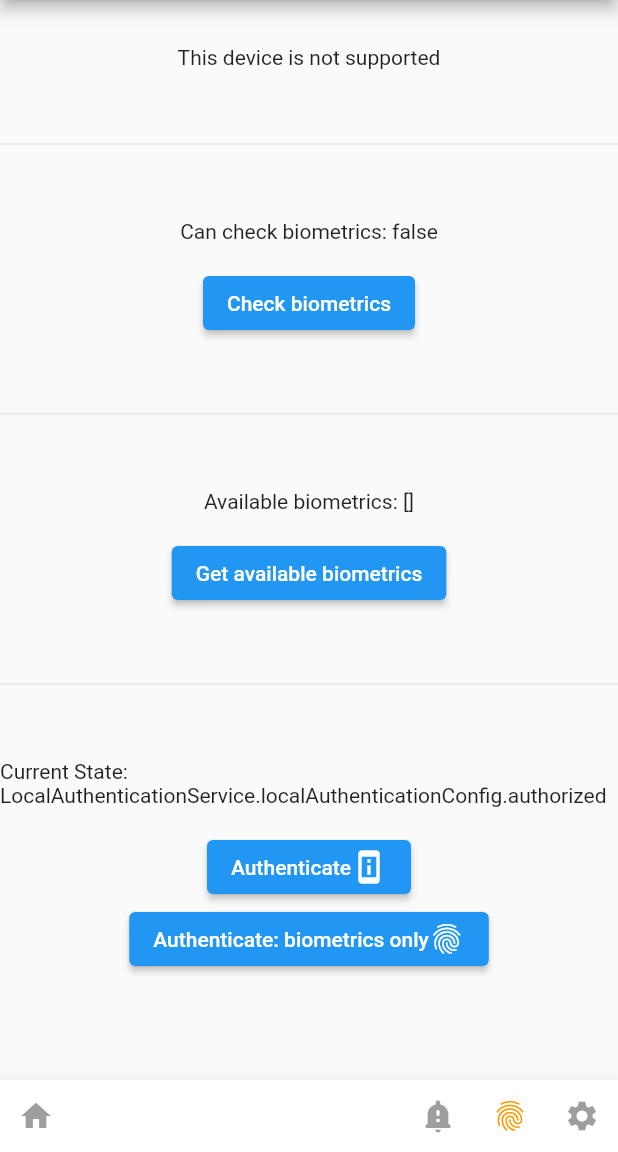
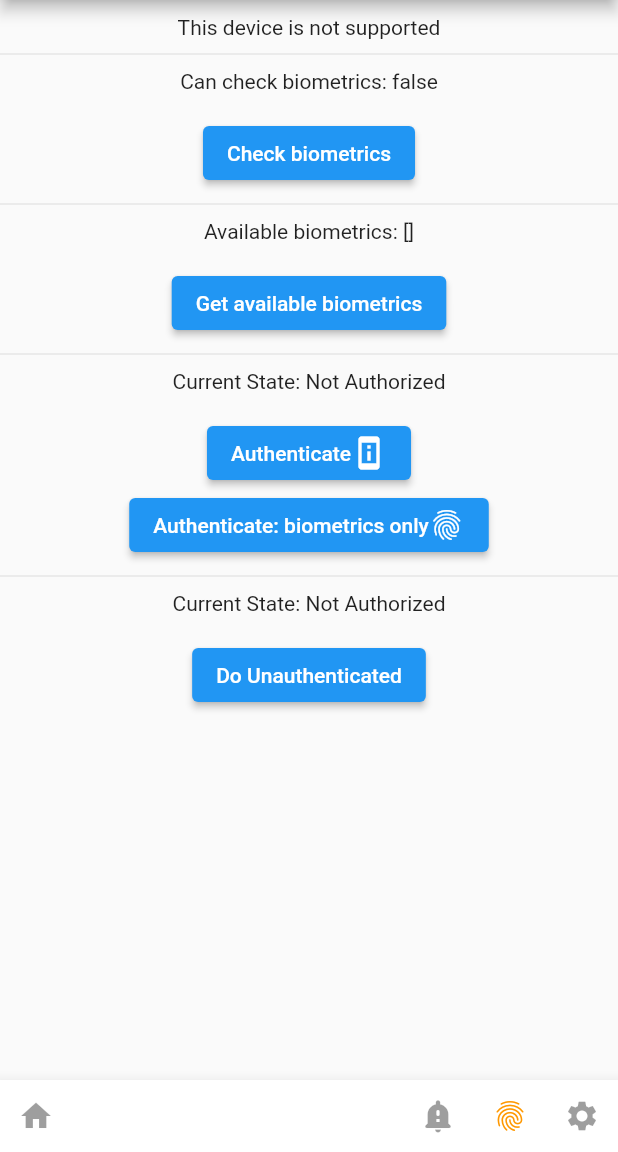
Before and after one commit to sipergod/message, a Flutter app: the LocalAuthenticationPage screen opened by its route, on a phone screen of 412 x 824 dp, the part 84-1236 px from its top. Run offline on Flutter 3.47's test engine with Material 2 defaults, Android fonts, the phone set to English and light mode, and no system bars; our stand-ins replace firebase_analytics, firebase_core, firebase_messaging, flutter_local_notifications, google_maps_flutter, local_auth and 2 more; accounts and stored records are empty.

Commit message:
update local authentication

```diff
--- a/lib/Component/LocalAuthenticationConfig.dart
+++ b/lib/Component/LocalAuthenticationConfig.dart
@@ -1,16 +1,20 @@
+import 'package:flutter/material.dart';
 import 'package:flutter/services.dart';
 import 'package:local_auth/local_auth.dart';
 import 'package:message/Static/Enum/AuthenticationSupportState.dart';
 
 class LocalAuthenticationConfig {
-  LocalAuthenticationConfig({required this.localAuthentication}) : super();
+  LocalAuthenticationConfig({required this.localAuthentication, this.state})
+      : super();
 
   final LocalAuthentication localAuthentication;
 
+  State? state;
   AuthenticationSupportState supportState = AuthenticationSupportState.unknown;
   bool canCheckBiometrics = false;
   List<BiometricType> availableBiometrics = [];
   String authorized = 'Not Authorized';
+  bool isAuthorized = false;
   bool isAuthenticating = false;
 
   void initialize() {
@@ -56,34 +60,40 @@ class LocalAuthenticationConfig {
   Future<void> authenticate() async {
     bool authenticated = false;
     try {
+      state!.setState(() {
         isAuthenticating = true;
         authorized = 'Authenticating';
-
+      });
       authenticated = await localAuthentication.authenticate(
         localizedReason: 'Let OS determine authentication method',
         useErrorDialogs: true,
         stickyAuth: true,
       );
-
+      state!.setState(() {
         isAuthenticating = false;
+      });
     } on PlatformException catch (e) {
       print(e);
-
+      state!.setState(() {
         isAuthenticating = false;
         authorized = "Error - ${e.message}";
-
+        isAuthorized = false;
+      });
       return;
     }
-
+    state!.setState(() {
       authorized = authenticated ? 'Authorized' : 'Not Authorized';
+      isAuthorized = authenticated;
+    });
   }
 
   Future<void> authenticateWithBiometrics() async {
     bool authenticated = false;
     try {
+      state!.setState(() {
         isAuthenticating = true;
         authorized = 'Authenticating';
-
+      });
       authenticated = await localAuthentication.authenticate(
         localizedReason:
             'Scan your fingerprint (or face or whatever) to authenticate',
@@ -91,25 +101,38 @@ class LocalAuthenticationConfig {
         stickyAuth: true,
         biometricOnly: true,
       );
-
+      state!.setState(() {
         isAuthenticating = false;
         authorized = 'Authenticating';
+      });
     } on PlatformException catch (e) {
       print(e);
-
+      state!.setState(() {
         isAuthenticating = false;
         authorized = "Error - ${e.message}";
+        isAuthorized = false;
+      });
 
       return;
     }
 
     final String message = authenticated ? 'Authorized' : 'Not Authorized';
+    isAuthorized = authenticated;
 
     authorized = message;
   }
 
   void cancelAuthentication() async {
     await localAuthentication.stopAuthentication();
+    state!.setState(() {
       isAuthenticating = false;
+    });
+  }
+
+  void returnUnauthenticated() async {
+    state!.setState(() {
+      authorized = 'Not Authorized';
+      isAuthorized = false;
+    });
   }
 }
--- a/lib/Page/LocalAuthenticationPage.dart
+++ b/lib/Page/LocalAuthenticationPage.dart
@@ -15,6 +15,8 @@ class LocalAuthenticationPageState extends State<LocalAuthenticationPage> {
   @override
   void initState() {
     super.initState();
+
+    LocalAuthenticationService.localAuthenticationConfig.state = this;
   }
 
   @override
@@ -27,7 +29,7 @@ class LocalAuthenticationPageState extends State<LocalAuthenticationPage> {
 
   Widget buildBody() {
     return ListView(
-      padding: const EdgeInsets.only(top: 30),
+      padding: const EdgeInsets.only(top: 10),
       children: [
         Column(
           mainAxisAlignment: MainAxisAlignment.center,
@@ -42,7 +44,7 @@ class LocalAuthenticationPageState extends State<LocalAuthenticationPage> {
               Text("This device is supported")
             else
               Text("This device is not supported"),
-            Divider(height: 100),
+            Divider(height: 20),
             Text(
                 'Can check biometrics: ${LocalAuthenticationService.localAuthenticationConfig.canCheckBiometrics}\n'),
             ElevatedButton(
@@ -50,7 +52,7 @@ class LocalAuthenticationPageState extends State<LocalAuthenticationPage> {
               onPressed: LocalAuthenticationService
                   .localAuthenticationConfig.checkBiometrics,
             ),
-            Divider(height: 100),
+            Divider(height: 20),
             Text(
                 'Available biometrics: ${LocalAuthenticationService.localAuthenticationConfig.availableBiometrics}\n'),
             ElevatedButton(
@@ -58,9 +60,9 @@ class LocalAuthenticationPageState extends State<LocalAuthenticationPage> {
               onPressed: LocalAuthenticationService
                   .localAuthenticationConfig.getAvailableBiometrics,
             ),
-            Divider(height: 100),
+            Divider(height: 20),
             Text(
-                'Current State: $LocalAuthenticationService.localAuthenticationConfig.authorized\n'),
+                'Current State: ${LocalAuthenticationService.localAuthenticationConfig.authorized}\n'),
             (LocalAuthenticationService
                     .localAuthenticationConfig.isAuthenticating)
                 ? ElevatedButton(
@@ -104,6 +106,14 @@ class LocalAuthenticationPageState extends State<LocalAuthenticationPage> {
                       ),
                     ],
                   ),
+            Divider(height: 20),
+            Text(
+                'Current State: ${LocalAuthenticationService.localAuthenticationConfig.authorized}\n'),
+            ElevatedButton(
+              child: const Text('Do Unauthenticated'),
+              onPressed: LocalAuthenticationService
+                  .localAuthenticationConfig.returnUnauthenticated,
+            ),
           ],
         ),
       ],
--- a/lib/Template/BottomNavBarTemplate.dart
+++ b/lib/Template/BottomNavBarTemplate.dart
@@ -52,35 +52,35 @@ class BottomNavBarTemplateState extends State<BottomNavBarTemplate> {
         mainAxisAlignment: MainAxisAlignment.spaceEvenly,
         children: [
           IconButton(
-            color: checkIndex(0),
+            color: setActive(0),
             tooltip: 'Home',
             onPressed: () {
-              Navigator.pushReplacementNamed(context, '/');
+              setPressFunc(0, '/');
             },
             icon: Icon(Icons.home),
           ),
           Spacer(),
           IconButton(
-            color: checkIndex(1),
+            color: setActive(1),
             tooltip: 'Notification',
             onPressed: () {
-              Navigator.pushReplacementNamed(context, '/notification');
+              setPressFunc(1, '/notification');
             },
             icon: Icon(Icons.notification_important_rounded),
           ),
           IconButton(
-            color: checkIndex(2),
+            color: setActive(2),
             tooltip: 'Authentication',
             onPressed: () {
-              Navigator.pushReplacementNamed(context, '/authentication');
+              setPressFunc(2, '/authentication');
             },
             icon: Icon(Icons.fingerprint),
           ),
           IconButton(
-            color: checkIndex(3),
+            color: setActive(3),
             tooltip: 'Settings',
             onPressed: () {
-              Navigator.pushReplacementNamed(context, '/setting');
+              setPressFunc(3, '/setting');
             },
             icon: Icon(Icons.settings),
           ),
@@ -89,10 +89,21 @@ class BottomNavBarTemplateState extends State<BottomNavBarTemplate> {
     );
   }
 
-  Color checkIndex(int i) {
+  bool checkIndex(int i) {
     if (i == widget.bottomNavigateBarIndex)
+      return true;
+    else
+      return false;
+  }
+
+  Color setActive(int i) {
+    if (checkIndex(i))
       return Colors.orange;
     else
       return Theme.of(context).disabledColor;
   }
+
+  void setPressFunc(int i, String routeName) {
+    if (!checkIndex(i)) Navigator.pushReplacementNamed(context, routeName);
+  }
 }
```
Also changed, not shown: lib/Component/FirebaseMessageConfig.dart (+19 -0 lines), lib/Component/LocalNotificationConfig.dart (+65 -9 lines), lib/Static/RouteGenerator.dart (+23 -0 lines), 3 other files. Lines whose indentation alone changed are shown as unchanged.
